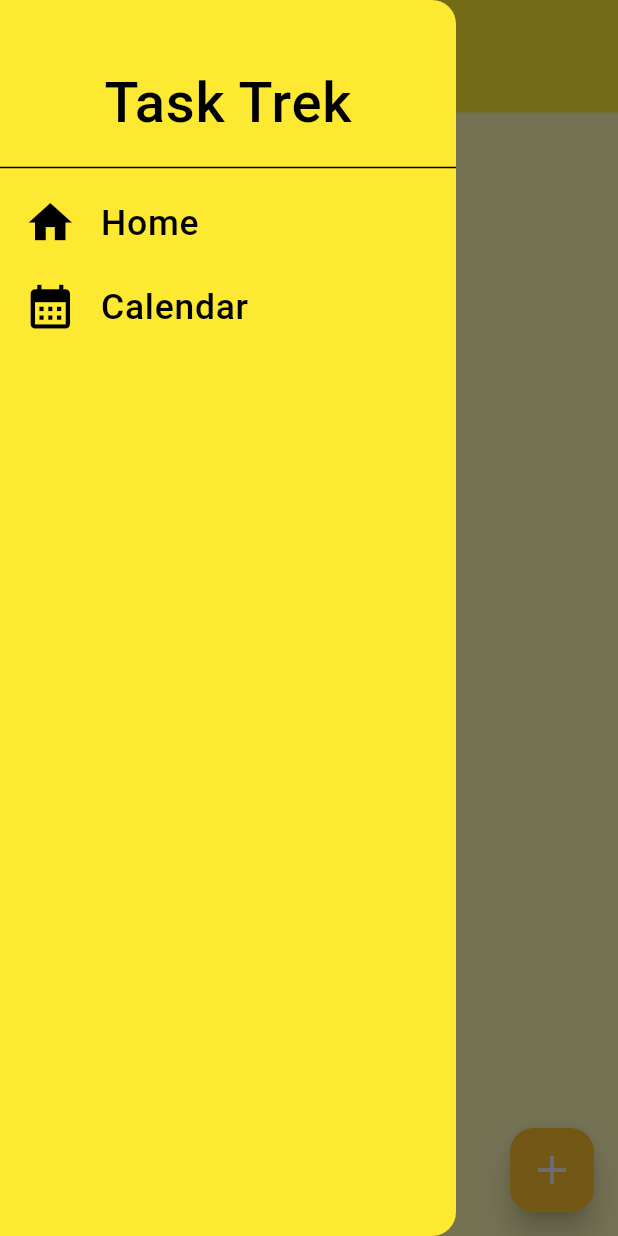
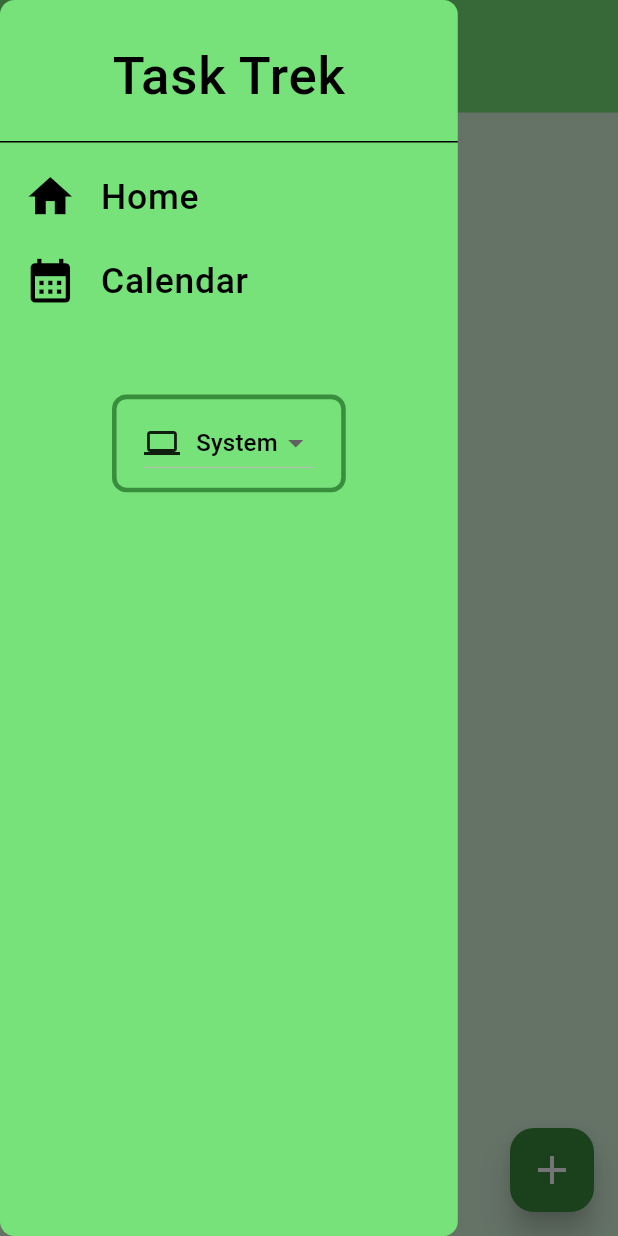
Before and after one commit to vp21-sudo/Task-Trek, a Flutter app: the screen it shows after launch, with the side drawer open, on a phone screen of 412 x 824 dp. Run offline on Flutter 3.47's test engine with Material 3 defaults, Android fonts, the phone set to English and light mode, and no system bars; our stand-ins replace flutter_screenutil, flutter_slidable, fluttertoast, get, shared_preferences, sqflite and 1 more; accounts and stored records are empty.

Commit message:
storing theme data in local storage, app drawer, calendar page

```diff
--- a/lib/components/app_drawer.dart
+++ b/lib/components/app_drawer.dart
@@ -1,25 +1,31 @@
 import 'package:flutter/material.dart';
 import 'package:flutter_screenutil/flutter_screenutil.dart';
+import 'package:get/get.dart';
+import 'package:to_do_app/components/theme_dropdown.dart';
 
 class AppDrawer extends StatelessWidget {
   const AppDrawer({super.key});
 
   @override
   Widget build(BuildContext context) {
-    return Drawer(
-      backgroundColor: Theme.of(context).colorScheme.primary,
-      child: ListView(
-        padding: EdgeInsets.only(top: 50.h),
+    return Container(
+      width: 800.w,
+      decoration: BoxDecoration(
+          color: Theme.of(context).colorScheme.primary,
+          borderRadius: BorderRadius.circular(28.r)),
+      // backgroundColor: Theme.of(context).colorScheme.primary,
+      child: Column(
+        mainAxisAlignment: MainAxisAlignment.start,
+        crossAxisAlignment: CrossAxisAlignment.center,
         children: <Widget>[
           SizedBox(
             height: 300.h,
             child: DrawerHeader(
-              decoration: BoxDecoration(),
               child: Center(
                   child: Text(
                 "Task Trek",
                 style: TextStyle(
-                  fontSize: 98.sp,
+                  fontSize: 92.sp,
                   fontWeight: FontWeight.w500,
                 ),
               )),
@@ -38,8 +44,11 @@ class AppDrawer extends StatelessWidget {
               ),
             ),
             onTap: () {
-              Navigator.pop(context);
-              // Add your onTap code here!
+              if (Get.currentRoute != '/home') {
+                Get.offNamedUntil("/home", (route) => false);
+              } else {
+                Get.back();
+              }
             },
           ),
           ListTile(
@@ -55,10 +64,17 @@ class AppDrawer extends StatelessWidget {
               ),
             ),
             onTap: () {
-              Navigator.pop(context);
-              // Add your onTap code here!
+              if (Get.currentRoute != '/calendar') {
+                Get.offAndToNamed('/calendar');
+              } else {
+                Get.back();
+              }
             },
           ),
+          SizedBox(
+            height: 140.h,
+          ),
+          ThemeDropdown(),
         ],
       ),
     );
--- /dev/null
+++ b/lib/components/theme_dropdown.dart
@@ -0,0 +1,66 @@
+import 'package:flutter/material.dart';
+import 'package:flutter_screenutil/flutter_screenutil.dart';
+import 'package:get/get.dart';
+import 'package:to_do_app/controllers/theme.dart';
+
+class ThemeDropdown extends StatelessWidget {
+  final ThemeController themeController = Get.find();
+
+  @override
+  Widget build(BuildContext context) {
+    return Obx(() {
+      return Container(
+          decoration: BoxDecoration(
+              color: Theme.of(context).colorScheme.primary,
+              borderRadius: BorderRadius.circular(28.r),
+              border: Border.all(
+                  color: Theme.of(context).colorScheme.secondary, width: 8.w)),
+          padding: EdgeInsets.symmetric(
+            horizontal: 48.w,
+            vertical: 16.h,
+          ),
+          child: DropdownButton<ThemeMode>(
+            value: themeController.themeMode.value,
+            autofocus: true,
+            elevation: 0,
+            items: [
+              DropdownMenuItem(
+                value: ThemeMode.light,
+                child: Row(children: [
+                  const Icon(Icons.light_mode),
+                  SizedBox(
+                    width: 28.w,
+                  ),
+                  const Text('Light'),
+                ]),
+              ),
+              DropdownMenuItem(
+                value: ThemeMode.dark,
+                child: Row(children: [
+                  const Icon(Icons.dark_mode),
+                  SizedBox(
+                    width: 28.w,
+                  ),
+                  const Text('Dark'),
+                ]),
+              ),
+              DropdownMenuItem(
+                value: ThemeMode.system,
+                child: Row(children: [
+                  const Icon(Icons.computer),
+                  SizedBox(
+                    width: 28.w,
+                  ),
+                  const Text('System'),
+                ]),
+              ),
+            ],
+            onChanged: (ThemeMode? newTheme) {
+              if (newTheme != null) {
+                themeController.setTheme(newTheme);
+              }
+            },
+          ));
+    });
+  }
+}
--- /dev/null
+++ b/lib/controllers/theme.dart
@@ -0,0 +1,43 @@
+import 'package:get/get.dart';
+import 'package:flutter/material.dart';
+import 'package:shared_preferences/shared_preferences.dart';
+
+class ThemeController extends GetxController {
+  var themeMode = ThemeMode.system.obs;
+
+  @override
+  void onInit() {
+    super.onInit();
+    loadTheme();
+  }
+
+  void setTheme(ThemeMode mode) {
+    themeMode.value = mode;
+    Get.changeThemeMode(mode);
+    saveTheme(mode);
+  }
+
+  void loadTheme() async {
+    SharedPreferences prefs = await SharedPreferences.getInstance();
+    String? themeString = prefs.getString('themeMode') ?? 'system';
+    themeMode.value = _getThemeModeFromString(themeString);
+    Get.changeThemeMode(themeMode.value);
+  }
+
+  void saveTheme(ThemeMode mode) async {
+    SharedPreferences prefs = await SharedPreferences.getInstance();
+    await prefs.setString('themeMode', mode.toString().split('.').last);
+  }
+
+  ThemeMode _getThemeModeFromString(String themeString) {
+    switch (themeString) {
+      case 'light':
+        return ThemeMode.light;
+      case 'dark':
+        return ThemeMode.dark;
+      case 'system':
+      default:
+        return ThemeMode.system;
+    }
+  }
+}
--- a/lib/main.dart
+++ b/lib/main.dart
@@ -1,5 +1,8 @@
 import 'package:flutter/material.dart';
 import 'package:flutter_screenutil/flutter_screenutil.dart';
+import 'package:get/get.dart';
+import 'package:to_do_app/controllers/theme.dart';
+import 'package:to_do_app/pages/calendar.dart';
 import 'package:to_do_app/pages/home.dart';
 
 void main() {
@@ -8,49 +11,51 @@ void main() {
 
 final lightTheme = ThemeData(
   brightness: Brightness.light,
-  primaryColor: Colors.yellow[700],
-  colorScheme: ColorScheme.light(
-    primary: Color.fromARGB(255, 253, 233, 50), // Primary color for light theme
+  primaryColor: Colors.green[700],
+  colorScheme: const ColorScheme.light(
+    primary:
+        Color.fromARGB(255, 119, 226, 121), // Primary color for light theme
     onPrimary:
-        Color.fromARGB(255, 237, 237, 237), // Text color on primary color
-    secondary: Color.fromARGB(255, 254, 164,
-        10), // Color for floating action button and other secondary UI
+        Color.fromARGB(255, 255, 255, 255), // Text color on primary color
+    secondary: Color.fromARGB(255, 56, 142,
+        60), // Color for floating action button and other secondary UI
     surface: Color.fromARGB(
-        255, 254, 249, 183), // Surface color for cards, sheets, and menus
+        255, 220, 249, 223), // Surface color for cards, sheets, and menus
   ),
   appBarTheme: AppBarTheme(
-    backgroundColor: Colors.yellow[700],
-    iconTheme: IconThemeData(color: Colors.white),
+    backgroundColor: Colors.green[700],
+    iconTheme: const IconThemeData(color: Colors.white),
   ),
   floatingActionButtonTheme: FloatingActionButtonThemeData(
-    backgroundColor: Colors.yellow[700],
+    backgroundColor: Colors.green[700],
   ),
 );
 
 final darkTheme = ThemeData(
   brightness: Brightness.dark,
   primaryColor: Colors.blueGrey[900],
-  colorScheme: ColorScheme.dark(
-    primary:
-        const Color.fromARGB(255, 38, 50, 56), // Primary color for dark theme
+  colorScheme: const ColorScheme.dark(
+    primary: Color.fromARGB(255, 38, 50, 56), // Primary color for dark theme
     onPrimary:
-        Color.fromARGB(255, 252, 251, 191), // Text color on primary color
-    secondary: const Color.fromARGB(255, 255, 143,
-        0), // Color for floating action button and other secondary UI
-    surface: const Color.fromARGB(
-        255, 48, 48, 48), // Surface color for cards, sheets, and menus
+        Color.fromARGB(255, 255, 255, 255), // Text color on primary color
+    secondary: Color.fromARGB(255, 255, 87,
+        34), // Color for floating action button and other secondary UI
+    surface: Color.fromARGB(
+        255, 71, 71, 71), // Surface color for cards, sheets, and menus
   ),
   appBarTheme: AppBarTheme(
     backgroundColor: Colors.blueGrey[900],
-    iconTheme: IconThemeData(color: Colors.amber[700]),
+    iconTheme: IconThemeData(color: Colors.orange[700]),
   ),
   floatingActionButtonTheme: FloatingActionButtonThemeData(
-    backgroundColor: Colors.yellow[900],
+    backgroundColor: Colors.orange[900],
   ),
 );
 
 class MyApp extends StatelessWidget {
-  const MyApp({super.key});
+  MyApp({super.key});
+
+  final ThemeController themeController = Get.put(ThemeController());
 
   @override
   Widget build(BuildContext context) {
@@ -58,12 +63,26 @@ class MyApp extends StatelessWidget {
       designSize:
           const Size(1080, 2400), // Pixel 6 resolution in logical pixels
       builder: (context, child) {
-        return MaterialApp(
+        return GetMaterialApp(
           debugShowCheckedModeBanner: false,
-          home: const Home(),
+          // home: const Home(),
           theme: lightTheme,
           darkTheme: darkTheme,
-          themeMode: ThemeMode.system,
+          themeMode: themeController.themeMode.value,
+          initialRoute: "/home",
+          getPages: [
+            GetPage(
+              name: "/home",
+              page: () => const Home(),
+              transition: Transition.fadeIn,
+              transitionDuration: Durations.medium3,
+            ),
+            GetPage(
+                name: "/calendar",
+                page: () => const Calendar(),
+                transition: Transition.fadeIn,
+                transitionDuration: Durations.medium3)
+          ],
         );
       },
     );
--- a/lib/pages/home.dart
+++ b/lib/pages/home.dart
@@ -80,7 +80,8 @@ class _HomeState extends State<Home> {
       backgroundColor: Theme.of(context).colorScheme.surface,
       appBar: AppBar(
         backgroundColor: Theme.of(context).colorScheme.primary,
-        iconTheme: IconThemeData(color: Colors.black87),
+        iconTheme:
+            IconThemeData(color: Theme.of(context).colorScheme.secondary),
         // centerTitle: true,
         elevation: 0,
         title: const Text(
--- a/pubspec.yaml
+++ b/pubspec.yaml
@@ -42,6 +42,9 @@ dependencies:
   flutter_launcher_icons: ^0.13.1
   fluttertoast: ^8.2.5
   flutter_screenutil: ^5.9.1
+  table_calendar: ^3.1.1
+  get: ^4.6.6
+  shared_preferences: ^2.2.3
 
 dev_dependencies:
   flutter_test:
```
Also changed, not shown: lib/pages/calendar.dart (added, +52 -0 lines), pubspec.lock, 2 other files.
